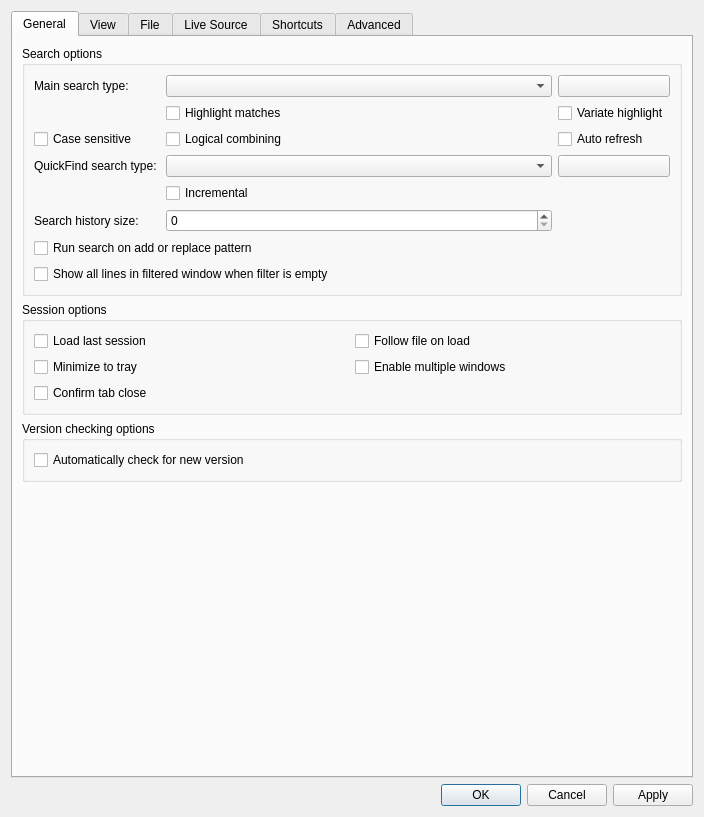
Old version of the form src/ui/include/optionsdialog.ui in the repository ZEACENT/klogg.
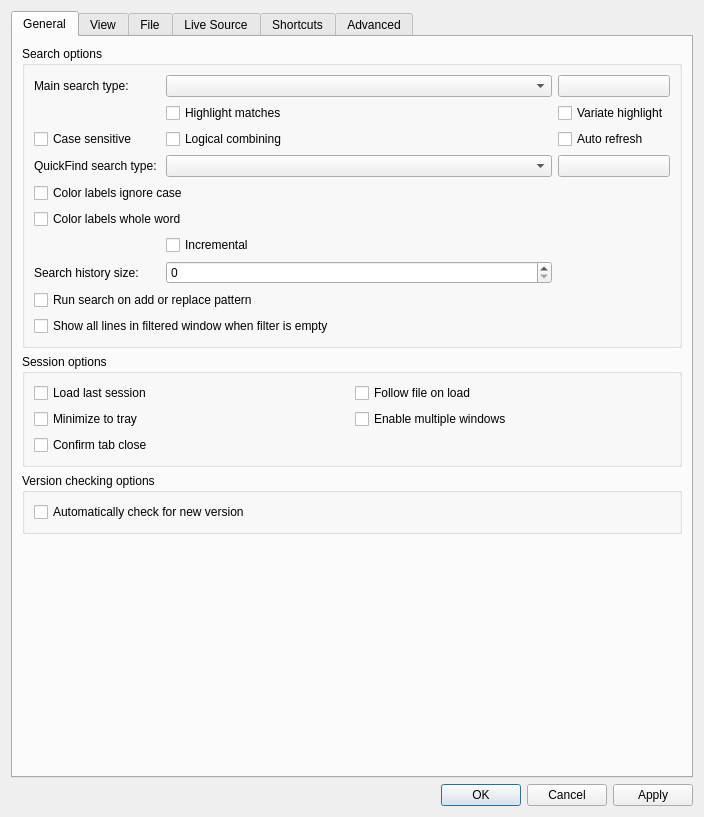
New version of the form.

Commit message: Folder-tab Go-to-top/Follow support + color-label match options in preferences (#58)

Diff of the .ui file:
```diff
--- a/src/ui/include/optionsdialog.ui
+++ b/src/ui/include/optionsdialog.ui
@@ -168,6 +168,20 @@
               </property>
              </widget>
             </item>
+            <item row="5" column="0" colspan="2">
+             <widget class="QCheckBox" name="colorLabelsIgnoreCaseCheckBox">
+              <property name="text">
+               <string>Color labels ignore case</string>
+              </property>
+             </widget>
+            </item>
+            <item row="6" column="0" colspan="2">
+             <widget class="QCheckBox" name="colorLabelsWholeWordCheckBox">
+              <property name="text">
+               <string>Color labels whole word</string>
+              </property>
+             </widget>
+            </item>
            </layout>
           </item>
          </layout>
```
The commit also changes 15 other files.
